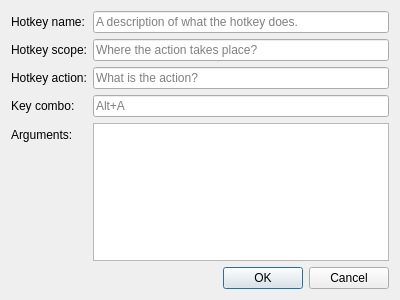
Old version of the form src/widgets/dialogs/EditHotkeyDialog.ui in the repository Chatterino/chatterino2.
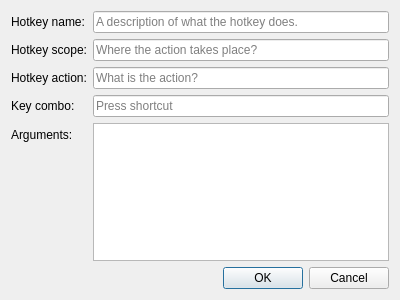
New version of the form.

Commit message: Add shortcut picker

Patch:
```diff
--- a/src/widgets/dialogs/EditHotkeyDialog.ui
+++ b/src/widgets/dialogs/EditHotkeyDialog.ui
@@ -95,17 +95,7 @@
        </property>
       </widget>
      </item>
-     <item row="3" column="1">
-      <widget class="QLineEdit" name="keyComboEdit">
-       <property name="text">
-        <string/>
-       </property>
-       <property name="placeholderText">
-        <string>Alt+A</string>
-       </property>
-      </widget>
-     </item>
-     <item row="4" column="1">
+     <item row="5" column="1">
       <widget class="QPlainTextEdit" name="argumentsEdit">
        <property name="plainText">
         <string/>
@@ -115,7 +105,7 @@
        </property>
       </widget>
      </item>
-     <item row="4" column="0">
+     <item row="5" column="0">
       <widget class="QLabel" name="label">
        <property name="text">
         <string>Arguments:</string>
@@ -125,6 +115,9 @@
        </property>
       </widget>
      </item>
+     <item row="3" column="1">
+      <widget class="QKeySequenceEdit" name="keyComboEdit"/>
+     </item>
     </layout>
    </item>
    <item>
```
The commit also changes 1 other file.
